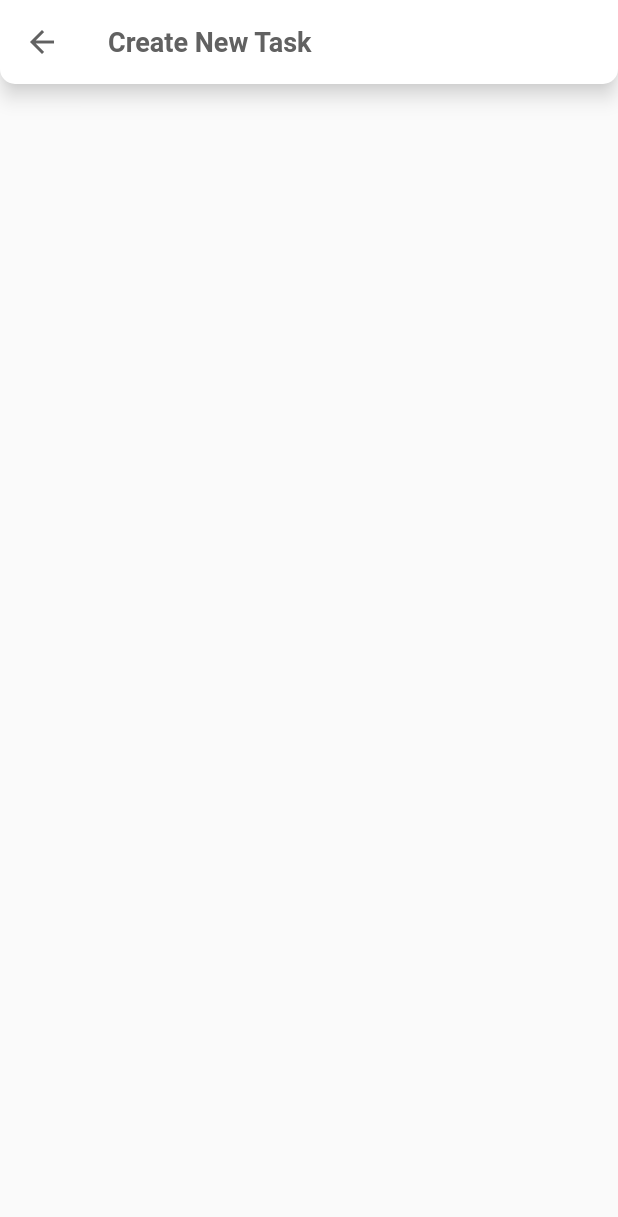
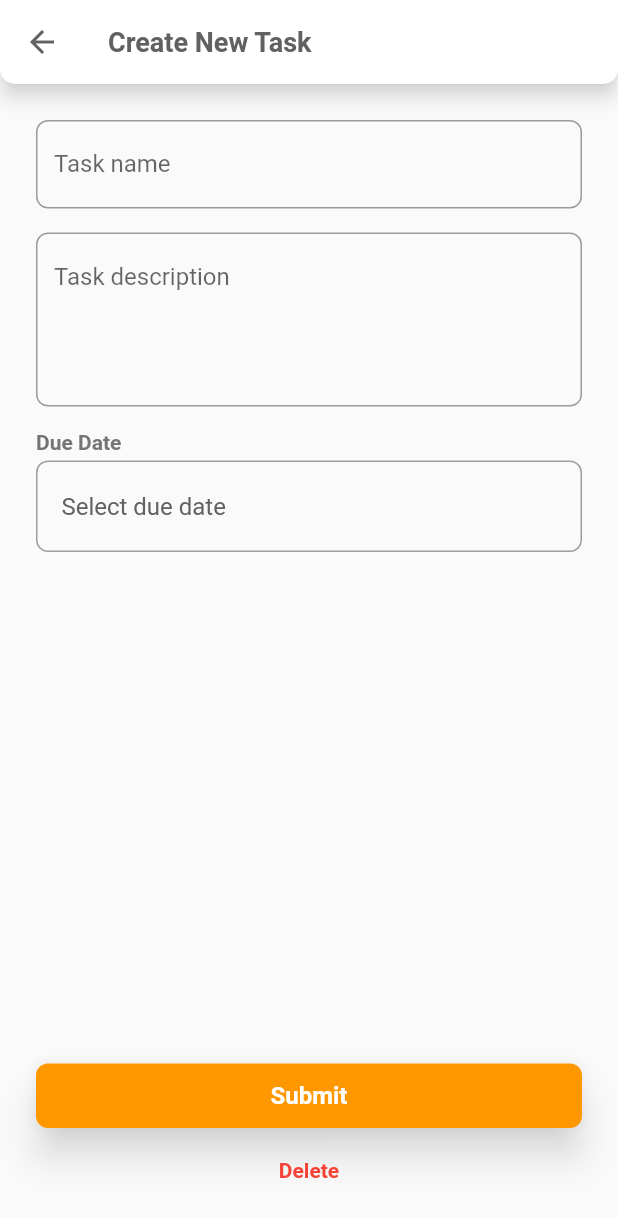
Before and after one commit to Jerinji2016/Yodo, a Flutter app: the TaskEditor screen opened by its route, on a phone screen of 412 x 824 dp. Shown: the top 1217 px of the screen. Run offline on Flutter 3.47's test engine with Material 2 defaults, Android fonts, the phone set to English and light mode, and no system bars; our stand-ins replace firebase_auth, firebase_core, google_sign_in; accounts and stored records are empty.

Commit message:
task editor ui complete

```diff
--- /dev/null
+++ b/lib/enums/task_edit_type.dart
@@ -0,0 +1 @@
+enum TaskEditType { create, edit, duplicate }
--- /dev/null
+++ b/lib/modals/task.dart
@@ -0,0 +1,7 @@
+class Task {
+  final String name;
+  final String description;
+  final DateTime dueDate;
+
+  Task.create(this.name, this.description, this.dueDate);
+}
--- /dev/null
+++ b/lib/ui/task_editor/_task_date_picker.dart
@@ -0,0 +1,85 @@
+part of task_editor;
+
+class _TaskDatePicker extends StatefulWidget {
+  final DateTime? initialDateTime;
+
+  const _TaskDatePicker({
+    Key? key,
+    this.initialDateTime,
+  }) : super(key: key);
+
+  @override
+  State<_TaskDatePicker> createState() => _TaskDatePickerState();
+}
+
+class _TaskDatePickerState extends State<_TaskDatePicker> {
+  DateTime? _selectedDate;
+
+  bool get hasValidDate => _selectedDate != null;
+
+  void _selectDate() async {
+    DateTime now = DateTime.now();
+    DateTime firstDate = now, lastDate = now.copyWith(year: 2100);
+
+    DateTime? selectedDate = await showDatePicker(
+      context: context,
+      initialDate: DateTime.now(),
+      firstDate: firstDate,
+      lastDate: lastDate,
+    );
+
+    if (selectedDate == null) {
+      //  ignore no date selected
+      return;
+    }
+
+    setState(
+      () => _selectedDate = selectedDate,
+    );
+  }
+
+  @override
+  Widget build(BuildContext context) {
+    return Column(
+      crossAxisAlignment: CrossAxisAlignment.start,
+      mainAxisSize: MainAxisSize.min,
+      children: [
+        Text(
+          "Due Date",
+          style: TextStyle(
+            fontWeight: FontWeight.bold,
+            color: Colors.grey[600]!,
+          ),
+        ),
+        const SizedBox(height: 4.0),
+        GestureDetector(
+          onTap: _selectDate,
+          child: Container(
+            decoration: BoxDecoration(
+              borderRadius: const BorderRadius.all(
+                Radius.circular(8.0),
+              ),
+              border: Border.all(
+                color: Theme.of(context).inputDecorationTheme.border?.borderSide.color ?? Colors.grey[500]!,
+              ),
+            ),
+            child: Padding(
+              padding: const EdgeInsets.symmetric(horizontal: 16.0, vertical: 20.0),
+              child: Row(
+                children: [
+                  Text(
+                    _selectedDate != null ? globalDateFormat.format(_selectedDate!) : "Select due date",
+                    style: TextStyle(
+                      fontSize: 16.0,
+                      color: Colors.grey[700]!,
+                    ),
+                  ),
+                ],
+              ),
+            ),
+          ),
+        ),
+      ],
+    );
+  }
+}
--- a/lib/ui/task_editor/task_editor.dart
+++ b/lib/ui/task_editor/task_editor.dart
@@ -1,6 +1,11 @@
 library task_editor;
 
 import 'package:flutter/material.dart';
+import 'package:yodo/utils/globals.dart';
+import 'package:yodo/widgets/primary_button.dart';
+import 'package:yodo/widgets/primary_text_button.dart';
+
+part '_task_date_picker.dart';
 
 class TaskEditor extends StatefulWidget {
   const TaskEditor({Key? key}) : super(key: key);
@@ -10,6 +15,14 @@ class TaskEditor extends StatefulWidget {
 }
 
 class _TaskEditorState extends State<TaskEditor> {
+  void _onSubmitTapped() async {
+    debugPrint("_TaskEditorState._onSubmitTapped: ");
+  }
+
+  void _onDeleteTapped() async {
+    debugPrint("_TaskEditorState._onDeleteTapped: ");
+  }
+
   @override
   Widget build(BuildContext context) {
     return Scaffold(
@@ -20,7 +33,58 @@ class _TaskEditorState extends State<TaskEditor> {
         ),
         backgroundColor: Colors.white,
       ),
-      body: Container(),
+      body: Padding(
+        padding: const EdgeInsets.symmetric(horizontal: 24.0, vertical: 24.0),
+        child: Column(
+          crossAxisAlignment: CrossAxisAlignment.start,
+          children: [
+            const TextField(
+              decoration: InputDecoration(
+                border: OutlineInputBorder(
+                  borderRadius: BorderRadius.all(
+                    Radius.circular(8.0),
+                  ),
+                ),
+                label: Text("Task name"),
+              ),
+            ),
+            const SizedBox(height: 16.0),
+            const TextField(
+              minLines: 4,
+              maxLines: 4,
+              decoration: InputDecoration(
+                border: OutlineInputBorder(
+                  borderRadius: BorderRadius.all(
+                    Radius.circular(8.0),
+                  ),
+                ),
+                label: Text("Task description"),
+                alignLabelWithHint: true,
+                floatingLabelAlignment: FloatingLabelAlignment.start,
+              ),
+            ),
+            const SizedBox(height: 16.0),
+            const _TaskDatePicker(),
+            const Expanded(
+              child: SizedBox(),
+            ),
+            PrimaryButton(
+              text: "Submit",
+              expandedWidth: true,
+              onTap: _onSubmitTapped,
+            ),
+            const SizedBox(height: 8.0),
+            PrimaryTextButton(
+              text: "Delete",
+              onTap: _onDeleteTapped,
+              textStyle: const TextStyle(
+                color: Colors.red,
+                fontWeight: FontWeight.bold,
+              ),
+            ),
+          ],
+        ),
+      ),
     );
   }
 }
--- /dev/null
+++ b/lib/ui/task_editor/task_editor_view_modal.dart
@@ -0,0 +1,10 @@
+import 'package:flutter/cupertino.dart';
+
+class TaskEditorViewModal {
+  late final TextEditingController nameController, descriptionController;
+  DateTime? dueDate;
+
+  TextEditorViewModal() {}
+
+  void dispose() {}
+}
```
